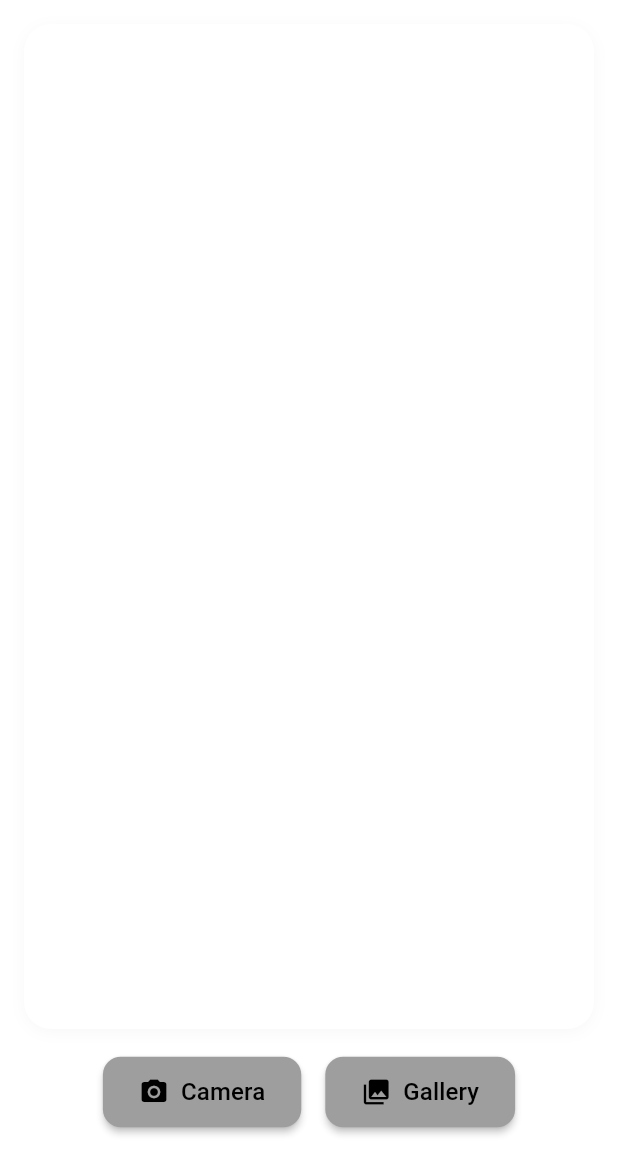
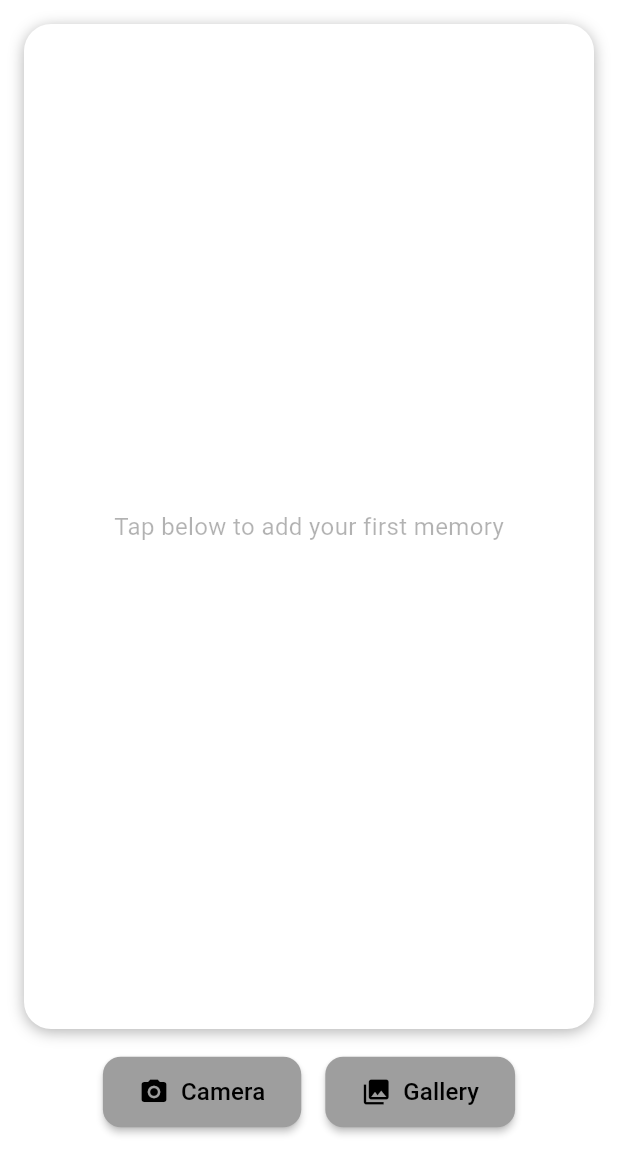
Before and after one commit to medselsabil/image_caption, a Flutter app: the screen it shows after launch, on a phone screen of 412 x 824 dp, the part 84-1236 px from its top. Run offline on Flutter 3.47's test engine with Material 3 defaults, Android fonts, the phone set to English and light mode, and no system bars; our stand-ins replace image_picker, share_plus; missing offline and left inert: google_mlkit_image_labeling.

Commit message:
Update screenshot image

```diff
--- a/lib/gallery_screen.dart
+++ b/lib/gallery_screen.dart
@@ -1,3 +1,4 @@
+import 'dart:io';
 import 'package:flutter/material.dart';
 import 'package:provider/provider.dart';
 import 'gallery_provider.dart';
@@ -7,6 +8,7 @@ class GalleryScreen extends StatelessWidget {
 
   @override
   Widget build(BuildContext context) {
+    final isDark = Theme.of(context).brightness == Brightness.dark;
     return SafeArea(
       child: Scaffold(
         appBar: AppBar(title: const Text('Gallery')),
@@ -37,6 +39,7 @@ class GalleryScreen extends StatelessWidget {
               itemCount: gallery.gallery.length,
               itemBuilder: (context, index) {
                 final imageFile = gallery.gallery[index];
+
                 return Dismissible(
                   key: ValueKey(imageFile.path),
                   direction: DismissDirection.horizontal,
@@ -63,7 +66,8 @@ class GalleryScreen extends StatelessWidget {
                         content: const Text('Image deleted'),
                         action: SnackBarAction(
                           label: 'Undo',
-                          onPressed: () => gallery.undoRemove(),
+                          textColor: isDark ? Colors.black : Colors.white,
+                          onPressed: gallery.undoRemove,
                         ),
                       ),
                     );
--- a/lib/home_page.dart
+++ b/lib/home_page.dart
@@ -23,7 +23,9 @@ class _HomePageState extends State<HomePage> {
   bool _isPicking = false;
 
   String _creativeCaption(List<ImageLabel> labels) {
-    if (labels.isEmpty) return "A moment captured, a memory created.";
+    if (labels.isEmpty) {
+      return "A moment captured, a memory created.";
+    }
     final topLabels = labels.take(2).map((l) => l.label).toList();
     final funPhrases = [
       "Here's a glimpse into my world.",
@@ -45,6 +47,7 @@ class _HomePageState extends State<HomePage> {
     try {
       final pickedFile =
           await ImagePicker().pickImage(source: source, imageQuality: 90);
+
       if (pickedFile != null) {
         final imageFile = File(pickedFile.path);
         setState(() {
@@ -53,6 +56,7 @@ class _HomePageState extends State<HomePage> {
           _isLoading = true;
           _caption = null;
         });
+
         try {
           context.read<GalleryProvider>().addImage(imageFile);
         } catch (e) {
@@ -69,6 +73,7 @@ class _HomePageState extends State<HomePage> {
             return;
           }
         }
+        await Future.delayed(const Duration(seconds: 1));
         await _labelImage(imageFile);
       }
     } finally {
@@ -99,12 +104,13 @@ class _HomePageState extends State<HomePage> {
     final themeProvider = context.watch<ThemeProvider>();
     final theme = Theme.of(context);
 
+    final Color textColor = theme.colorScheme.onSurface ?? Colors.black;
+
     final screenWidth = MediaQuery.of(context).size.width;
     final isLargeScreen = screenWidth > 600;
     final double padding = isLargeScreen ? 24 : 16;
     final double fontSize = isLargeScreen ? 20 : 16;
 
-    // For label backgrounds and borders (matches screenshot)
     final Color labelBg = Colors.grey[300]!;
     final Color labelBorder = Colors.grey[700]!;
     final Color labelText = Colors.grey[800]!;
@@ -113,7 +119,6 @@ class _HomePageState extends State<HomePage> {
     final Color surface = theme.colorScheme.surface;
     final Color primary = theme.colorScheme.primary;
     final Color onPrimary = theme.colorScheme.onPrimary;
-    final Color textColor = theme.colorScheme.surface;
 
     return Scaffold(
       backgroundColor: background,
@@ -157,13 +162,13 @@ class _HomePageState extends State<HomePage> {
               decoration: BoxDecoration(
                 color: surface,
                 borderRadius: const BorderRadius.only(
-                  bottomLeft: Radius.circular(32),
-                  bottomRight: Radius.circular(32),
+                  bottomLeft: Radius.circular(12),
+                  bottomRight: Radius.circular(12),
                 ),
                 boxShadow: [
                   BoxShadow(
-                    color: Colors.black.withOpacity(0.06),
-                    blurRadius: 8,
+                    color: textColor.withOpacity(0.5),
+                    blurRadius: 5,
                     offset: const Offset(0, 2),
                   ),
                 ],
@@ -216,7 +221,7 @@ class _HomePageState extends State<HomePage> {
                     borderRadius: BorderRadius.circular(18),
                     boxShadow: [
                       BoxShadow(
-                        color: Colors.black.withOpacity(0.03),
+                        color: textColor.withOpacity(0.3),
                         blurRadius: 8,
                         offset: const Offset(0, 2),
                       ),
@@ -224,14 +229,14 @@ class _HomePageState extends State<HomePage> {
                   ),
                   child: _imageFile != null
                       ? ClipRRect(
-                          borderRadius: BorderRadius.circular(16),
+                          borderRadius: BorderRadius.circular(18),
                           child: Image.file(_imageFile!, fit: BoxFit.contain),
                         )
                       : Center(
                           child: Text(
                             'Tap below to add your first memory',
                             style: TextStyle(
-                              color: textColor.withOpacity(0.7),
+                              color: textColor.withOpacity(0.3),
                               fontSize: fontSize,
                             ),
                           ),
@@ -241,7 +246,7 @@ class _HomePageState extends State<HomePage> {
               SizedBox(height: isLargeScreen ? 24 : 18),
               _buildActionButtons(context, isLargeScreen),
               if (_isLoading) ...[
-                const SizedBox(height: 20),
+                const SizedBox(height: 40),
                 const CircularProgressIndicator(),
               ],
               if (_labels != null)
@@ -251,7 +256,7 @@ class _HomePageState extends State<HomePage> {
                     borderRadius: BorderRadius.circular(16),
                     boxShadow: [
                       BoxShadow(
-                        color: Colors.black.withOpacity(0.03),
+                        color: textColor.withOpacity(0.3),
                         blurRadius: 6,
                         offset: const Offset(0, 2),
                       ),
@@ -300,24 +305,22 @@ class _HomePageState extends State<HomePage> {
                             .toList(),
                       ),
                       const SizedBox(height: 10),
-                      Semantics(
-                        button: true,
-                        label: 'Share',
-                        child: ElevatedButton.icon(
+                      ElevatedButton.icon(
                         icon: Icon(Icons.share, color: onPrimary),
                         label: const Text('Share'),
                         style: ElevatedButton.styleFrom(
                           backgroundColor: primary,
                           foregroundColor: onPrimary,
                           shape: RoundedRectangleBorder(
-                                borderRadius: BorderRadius.circular(12)),
+                            borderRadius: BorderRadius.circular(12),
+                          ),
                           padding: EdgeInsets.symmetric(
                             horizontal: isLargeScreen ? 32 : 24,
-                                vertical: isLargeScreen ? 16 : 12),
+                            vertical: isLargeScreen ? 16 : 12,
+                          ),
                           elevation: 2,
                         ),
                         onPressed: _shareImageAndCaption,
-                        ),
                       ),
                     ],
                   ),
@@ -365,10 +368,7 @@ class _HomePageState extends State<HomePage> {
     final theme = Theme.of(context);
     final primary = theme.colorScheme.primary;
     final onPrimary = theme.colorScheme.onPrimary;
-    return Semantics(
-      button: true,
-      label: label,
-      child: ElevatedButton.icon(
+    return ElevatedButton.icon(
       icon: Icon(icon, size: isLargeScreen ? 24 : 20),
       label: Text(
         label,
@@ -377,8 +377,7 @@ class _HomePageState extends State<HomePage> {
       style: ElevatedButton.styleFrom(
         backgroundColor: primary,
         foregroundColor: onPrimary,
-          shape:
-              RoundedRectangleBorder(borderRadius: BorderRadius.circular(12)),
+        shape: RoundedRectangleBorder(borderRadius: BorderRadius.circular(12)),
         padding: EdgeInsets.symmetric(
           horizontal: isLargeScreen ? 32 : 24,
           vertical: isLargeScreen ? 16 : 12,
@@ -386,7 +385,6 @@ class _HomePageState extends State<HomePage> {
         elevation: 2,
       ),
       onPressed: _isPicking ? null : onPressed,
-      ),
     );
   }
 }
--- a/lib/main.dart
+++ b/lib/main.dart
@@ -21,12 +21,14 @@ class MyApp extends StatelessWidget {
 
   @override
   Widget build(BuildContext context) {
-    final themeProvider = context.watch<ThemeProvider>();
+    final themeProvider = context.watch<
+        ThemeProvider>(); // If user toggles dark/light mode, this widget rebuilds with new theme settings.
     return MaterialApp(
       title: 'Gallery Moments',
+
       theme: ThemeData.light().copyWith(
         colorScheme: ColorScheme.fromSwatch(primarySwatch: Colors.grey),
-      ),
+      ), //Start with the standard light theme, but make the main color grey.
       darkTheme: ThemeData.dark().copyWith(
         colorScheme: ColorScheme.fromSwatch(
           brightness: Brightness.dark,
--- a/lib/theme_provider.dart
+++ b/lib/theme_provider.dart
@@ -3,8 +3,8 @@ import 'package:flutter/material.dart';
 class ThemeProvider extends ChangeNotifier {
   ThemeMode _themeMode = ThemeMode.light;
 
-  ThemeMode get themeMode => _themeMode;
-  bool get isDarkMode => _themeMode == ThemeMode.dark;
+  ThemeMode get themeMode => _themeMode; //Getter to access the current theme mode from outside the class.
+  bool get isDarkMode => _themeMode == ThemeMode.dark;//Getter that returns true if current mode is dark, else false.
 
   void toggleTheme() {
     _themeMode = isDarkMode ? ThemeMode.light : ThemeMode.dark;
```
Lines whose indentation alone changed are shown as unchanged.
